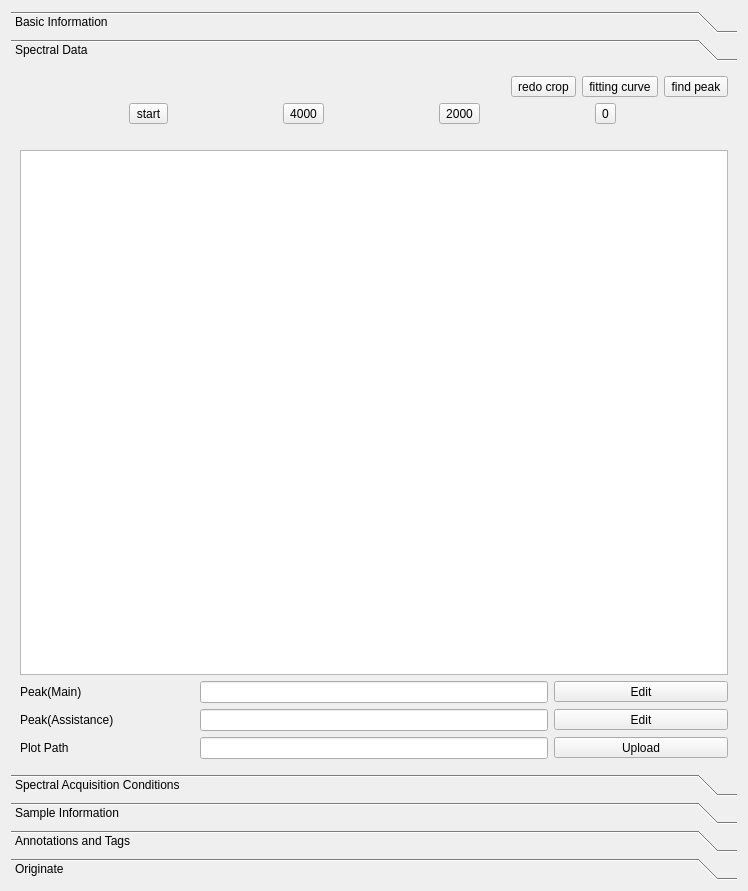
This is src/ApplicationContainer/FormMineIt/FormProperty/EditInfo/editinfo.ui in MRsoymilk/KnowIt as Qt 5 draws it before an edit. The edited form follows.
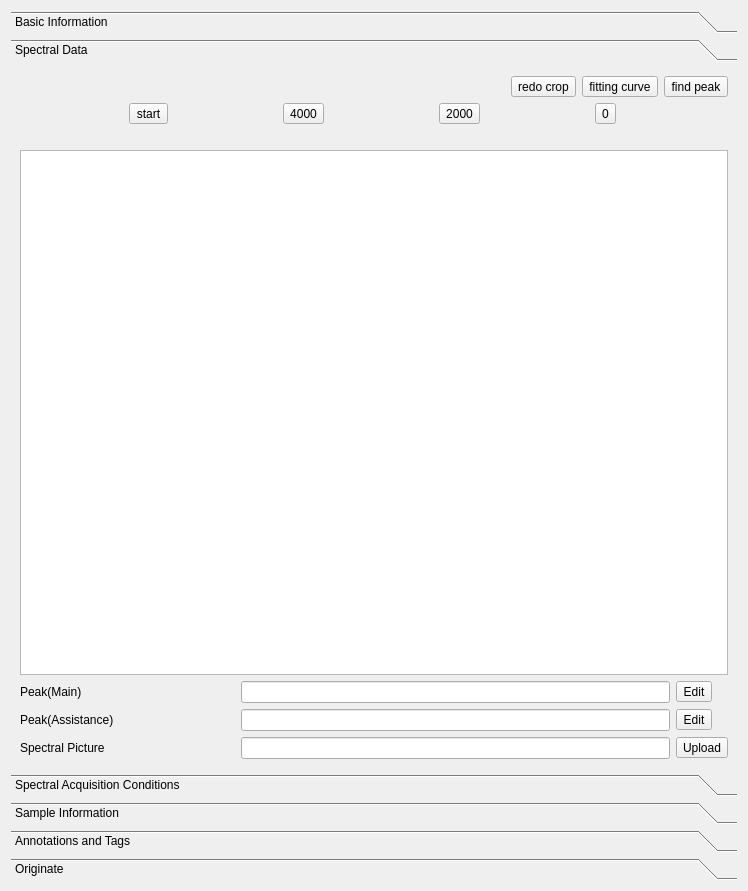
This is the edited form. The open tabs and pages were chosen to show the change.

What changed in the file:
```diff
--- a/src/ApplicationContainer/FormMineIt/FormProperty/EditInfo/editinfo.ui
+++ b/src/ApplicationContainer/FormMineIt/FormProperty/EditInfo/editinfo.ui
@@ -242,7 +242,7 @@
        <item row="4" column="3">
         <widget class="QToolButton" name="tBtnEditPeakAssistance">
          <property name="sizePolicy">
-          <sizepolicy hsizetype="Preferred" vsizetype="Fixed">
+          <sizepolicy hsizetype="Fixed" vsizetype="Fixed">
            <horstretch>0</horstretch>
            <verstretch>0</verstretch>
           </sizepolicy>
@@ -255,7 +255,7 @@
        <item row="5" column="0">
         <widget class="QLabel" name="labelPlotPath">
          <property name="text">
-          <string>Plot Path</string>
+          <string>Spectral Picture</string>
          </property>
         </widget>
        </item>
@@ -276,7 +276,7 @@
        <item row="5" column="3">
         <widget class="QToolButton" name="tBtnUploadSpectral">
          <property name="sizePolicy">
-          <sizepolicy hsizetype="Preferred" vsizetype="Fixed">
+          <sizepolicy hsizetype="Fixed" vsizetype="Fixed">
            <horstretch>0</horstretch>
            <verstretch>0</verstretch>
           </sizepolicy>
@@ -333,7 +333,7 @@
        <item row="3" column="3">
         <widget class="QToolButton" name="tBtnEditPeakMain">
          <property name="sizePolicy">
-          <sizepolicy hsizetype="Preferred" vsizetype="Fixed">
+          <sizepolicy hsizetype="Fixed" vsizetype="Fixed">
            <horstretch>0</horstretch>
            <verstretch>0</verstretch>
           </sizepolicy>
```
Left out of the diff: 4 changed lines with no effect on the pictures.
